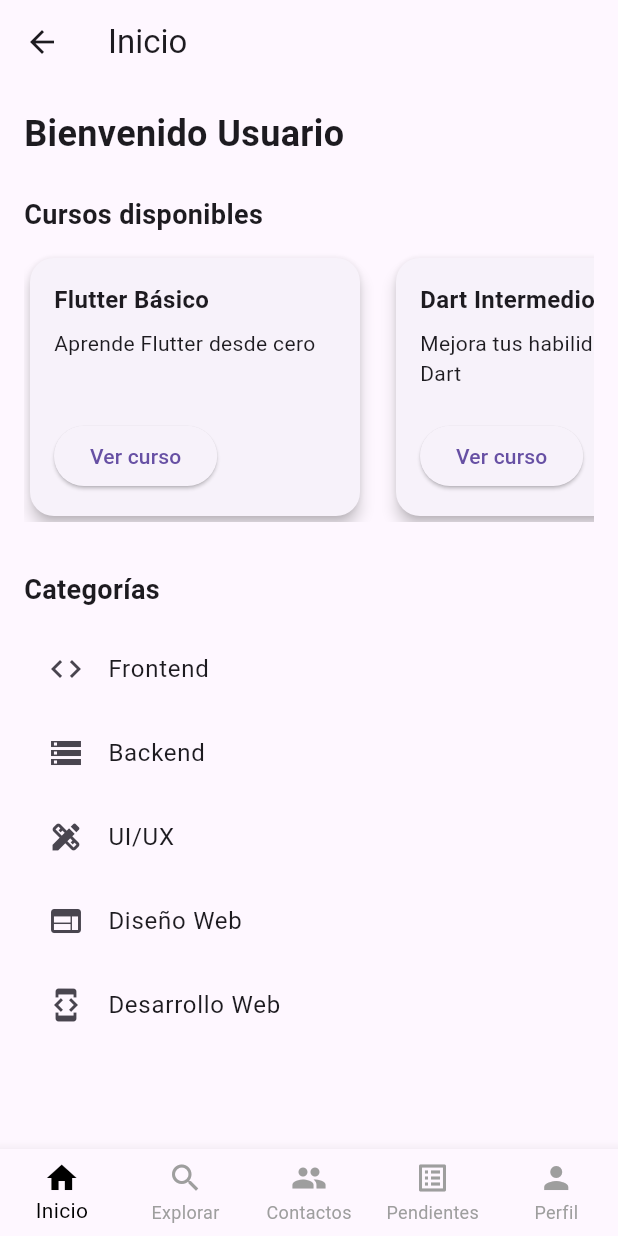
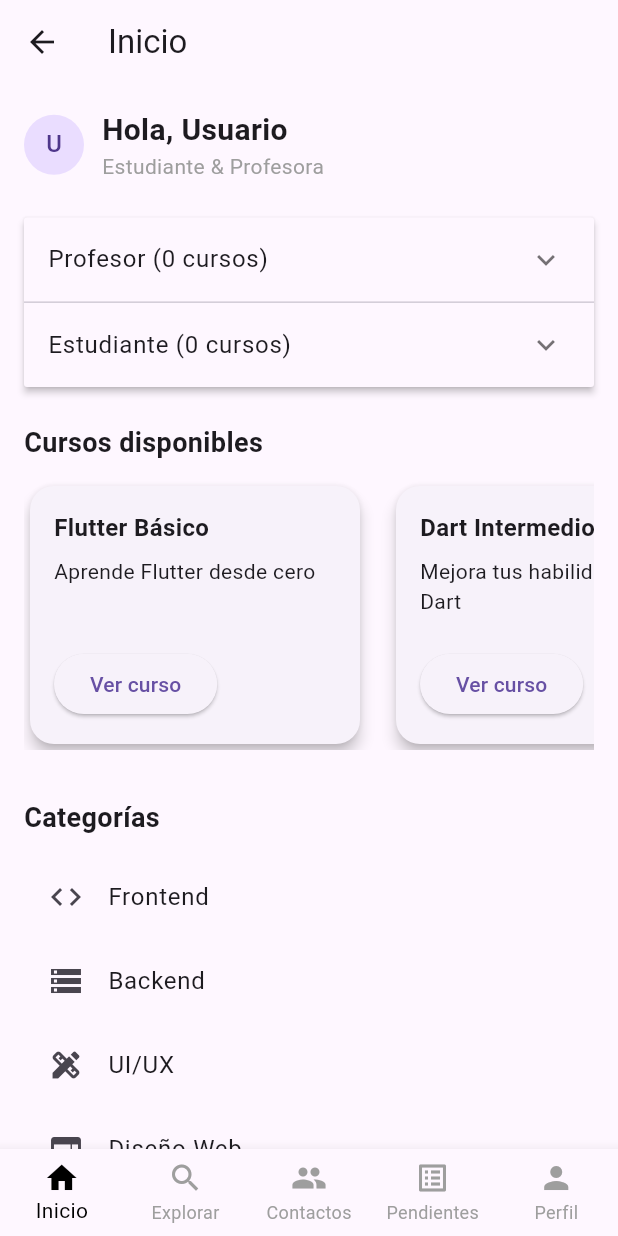
Before and after one commit to YJYordi/ProyectoFlutter-Gonzalez-Espinel-Suarez, a Flutter app: the HomePage screen opened by its route, on a phone screen of 412 x 824 dp. Run offline on Flutter 3.47's test engine with Material 3 defaults, Android fonts, the phone set to English and light mode, and no system bars.

Commit message:
abanico estudiante y profesor homepage

```diff
--- a/proyecto/lib/presentation/screens/home_page.dart
+++ b/proyecto/lib/presentation/screens/home_page.dart
@@ -9,6 +9,8 @@ class HomePage extends StatefulWidget {
 
 class _HomePageState extends State<HomePage> {
   int _selectedIndex = 0;
+  bool _profesorExpanded = false;
+  bool _estudianteExpanded = false;
 
   @override
   Widget build(BuildContext context) {
@@ -29,7 +31,6 @@ class _HomePageState extends State<HomePage> {
       },
     ];
 
-    // Lista de páginas para cada pestaña
     final List<Widget> _pages = [
       // INICIO
       SingleChildScrollView(
@@ -38,14 +39,94 @@ class _HomePageState extends State<HomePage> {
           child: Column(
             crossAxisAlignment: CrossAxisAlignment.start,
             children: [
-              Text(
-                'Bienvenido $usuario',
-                style: const TextStyle(
-                  fontSize: 24,
-                  fontWeight: FontWeight.bold,
-                ),
+              // Saludo
+              Row(
+                children: [
+                  CircleAvatar(child: Text(usuario[0].toUpperCase())),
+                  const SizedBox(width: 12),
+                  Column(
+                    crossAxisAlignment: CrossAxisAlignment.start,
+                    children: [
+                      Text(
+                        'Hola, $usuario',
+                        style: const TextStyle(
+                          fontSize: 20,
+                          fontWeight: FontWeight.bold,
+                        ),
+                      ),
+                      const Text(
+                        'Estudiante & Profesora',
+                        style: TextStyle(fontSize: 14, color: Colors.grey),
+                      ),
+                    ],
+                  ),
+                ],
               ),
               const SizedBox(height: 24),
+              // Abanicos desplegables
+              ExpansionPanelList(
+                elevation: 2,
+                expandedHeaderPadding: EdgeInsets.zero,
+                expansionCallback: (int index, bool isExpanded) {
+                  setState(() {
+                    if (index == 0) {
+                      _profesorExpanded = !_profesorExpanded;
+                    } else {
+                      _estudianteExpanded = !_estudianteExpanded;
+                    }
+                  });
+                },
+                children: [
+                  ExpansionPanel(
+                    canTapOnHeader: true,
+                    headerBuilder: (context, isExpanded) {
+                      return ListTile(title: const Text('Profesor (0 cursos)'));
+                    },
+                    body: Padding(
+                      padding: const EdgeInsets.symmetric(
+                        horizontal: 16.0,
+                        vertical: 8,
+                      ),
+                      child: Align(
+                        alignment: Alignment.centerLeft,
+                        child: ElevatedButton.icon(
+                          onPressed: () {
+                            Navigator.pushNamed(context, '/crear_curso');
+                          },
+                          icon: const Icon(Icons.add),
+                          label: const Text('Crear curso'),
+                          style: ElevatedButton.styleFrom(
+                            backgroundColor: Colors.black,
+                            foregroundColor: Colors.white,
+                          ),
+                        ),
+                      ),
+                    ),
+                    isExpanded: _profesorExpanded,
+                  ),
+                  ExpansionPanel(
+                    canTapOnHeader: true,
+                    headerBuilder: (context, isExpanded) {
+                      return ListTile(
+                        title: const Text('Estudiante (0 cursos)'),
+                      );
+                    },
+                    body: Padding(
+                      padding: const EdgeInsets.symmetric(
+                        horizontal: 16.0,
+                        vertical: 8,
+                      ),
+                      child: const Text(
+                        'No estás inscrito en ningún curso.',
+                        style: TextStyle(color: Colors.grey),
+                      ),
+                    ),
+                    isExpanded: _estudianteExpanded,
+                  ),
+                ],
+              ),
+              const SizedBox(height: 24),
+              // Cursos disponibles
               const Text(
                 'Cursos disponibles',
                 style: TextStyle(fontSize: 18, fontWeight: FontWeight.w600),
```
